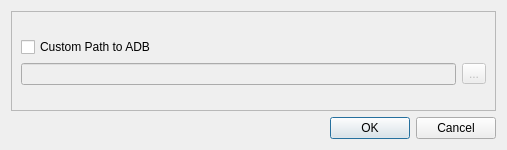
Above: settingswindow.ui from coozoo/androidprocmon before the change. Below: the same form after it.
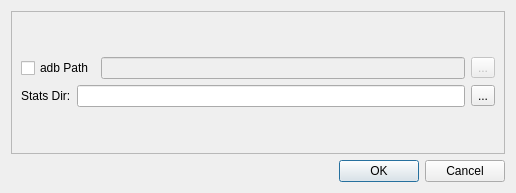
That is the form after the change.

What changed in the file:
```diff
--- a/settingswindow.ui
+++ b/settingswindow.ui
@@ -6,8 +6,8 @@
    <rect>
     <x>0</x>
     <y>0</y>
-    <width>507</width>
-    <height>150</height>
+    <width>516</width>
+    <height>193</height>
    </rect>
   </property>
   <property name="windowTitle">
@@ -23,23 +23,46 @@
       <enum>QFrame::Raised</enum>
      </property>
      <layout class="QGridLayout" name="gridLayout_3">
-      <item row="0" column="0">
+      <item row="1" column="0">
        <layout class="QGridLayout" name="gridLayout_2">
-        <item row="0" column="0">
+        <item row="4" column="0" colspan="3">
+         <layout class="QHBoxLayout" name="horizontalLayout">
+          <item>
+           <widget class="QLabel" name="statsdir_label">
+            <property name="text">
+             <string>Stats Dir:</string>
+            </property>
+           </widget>
+          </item>
+          <item>
+           <widget class="QLineEdit" name="statsdir_lineEdit"/>
+          </item>
+          <item>
+           <widget class="QToolButton" name="statsdir_toolButton">
+            <property name="text">
+             <string>...</string>
+            </property>
+           </widget>
+          </item>
+         </layout>
+        </item>
+        <item row="2" column="0" colspan="3">
+         <layout class="QHBoxLayout" name="horizontalLayout_2">
+          <item>
          <widget class="QCheckBox" name="enableCustomadb_checkBox">
           <property name="text">
-           <string>Custom Path to ADB</string>
+             <string>adb Path</string>
           </property>
          </widget>
         </item>
-        <item row="1" column="0">
+          <item>
          <widget class="QLineEdit" name="adbPath_lineEdit">
           <property name="enabled">
            <bool>false</bool>
           </property>
          </widget>
         </item>
-        <item row="1" column="1">
+          <item>
          <widget class="QToolButton" name="browseadb_toolButton">
           <property name="enabled">
            <bool>false</bool>
@@ -52,6 +75,8 @@
        </layout>
       </item>
      </layout>
+      </item>
+     </layout>
     </widget>
    </item>
    <item row="1" column="0">
```
Left out of the diff: 8 changed lines with no effect on the pictures. Lines whose indentation alone changed are shown as unchanged.
